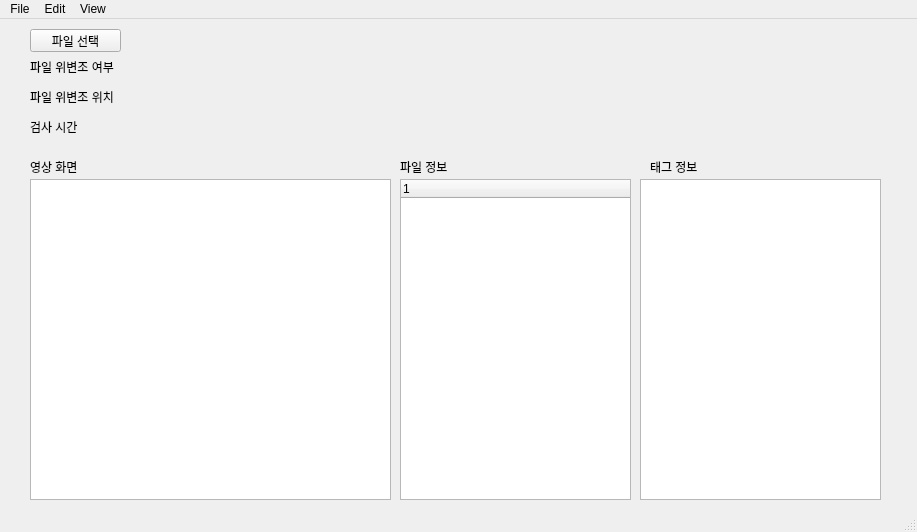
Old version of the form main.ui in the repository jamemanionda/2023_skku_medical.
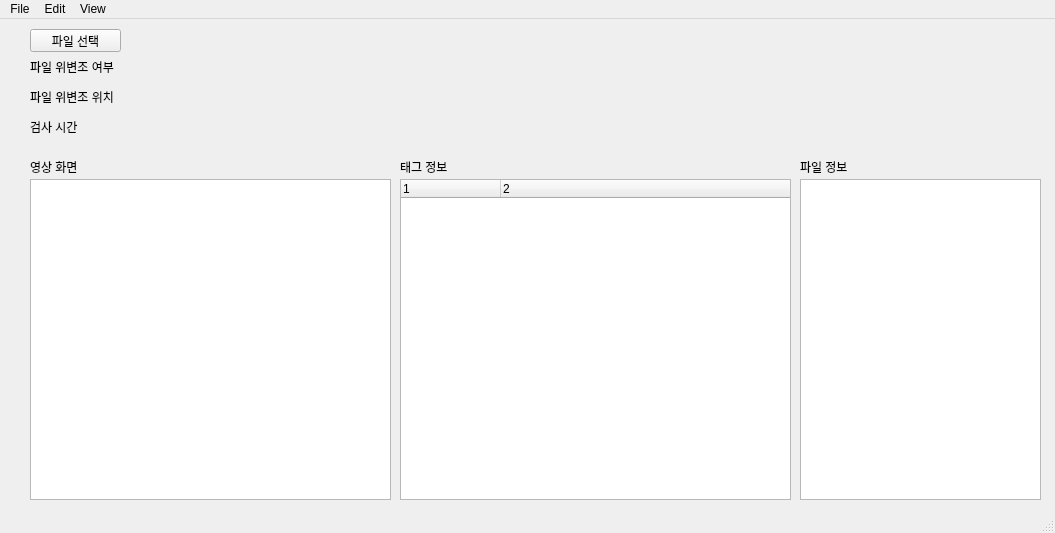
New version of the form.

The edit to the form file:
```diff
--- a/main.ui
+++ b/main.ui
@@ -6,8 +6,8 @@
    <rect>
     <x>0</x>
     <y>0</y>
-    <width>917</width>
-    <height>532</height>
+    <width>1055</width>
+    <height>533</height>
    </rect>
   </property>
   <property name="windowTitle">
@@ -79,14 +79,14 @@
    <widget class="QLabel" name="dicomTags_lable">
     <property name="geometry">
      <rect>
-      <x>650</x>
+      <x>800</x>
       <y>140</y>
       <width>61</width>
       <height>16</height>
      </rect>
     </property>
     <property name="text">
-     <string>태그 정보</string>
+     <string>파일 정보</string>
     </property>
    </widget>
    <widget class="QPushButton" name="fileSelect">
@@ -118,7 +118,7 @@
      </rect>
     </property>
     <property name="text">
-     <string>파일 정보</string>
+     <string>태그 정보</string>
     </property>
    </widget>
    <widget class="QLabel" name="file_isForgery_text">
@@ -165,7 +165,7 @@
      <rect>
       <x>400</x>
       <y>160</y>
-      <width>231</width>
+      <width>391</width>
       <height>321</height>
      </rect>
     </property>
@@ -177,11 +177,16 @@
       <string notr="true">1</string>
      </property>
     </column>
+    <column>
+     <property name="text">
+      <string>2</string>
+     </property>
+    </column>
    </widget>
    <widget class="QTableWidget" name="tableWidget">
     <property name="geometry">
      <rect>
-      <x>640</x>
+      <x>800</x>
       <y>160</y>
       <width>241</width>
       <height>321</height>
@@ -199,7 +204,7 @@
     <rect>
      <x>0</x>
      <y>0</y>
-     <width>917</width>
+     <width>1055</width>
      <height>21</height>
     </rect>
    </property>
```
